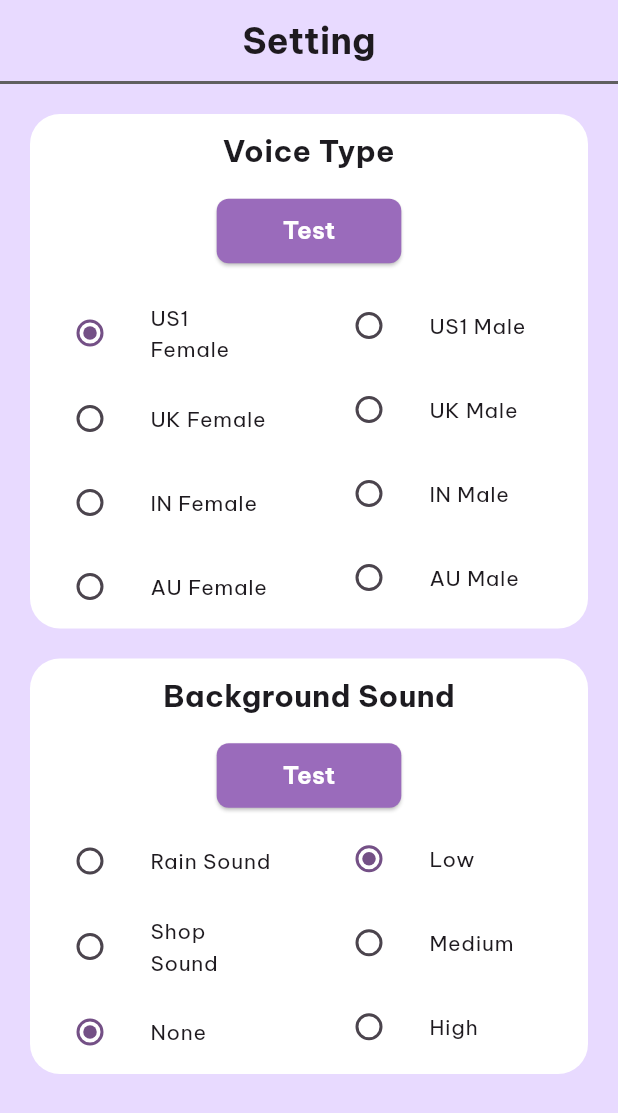
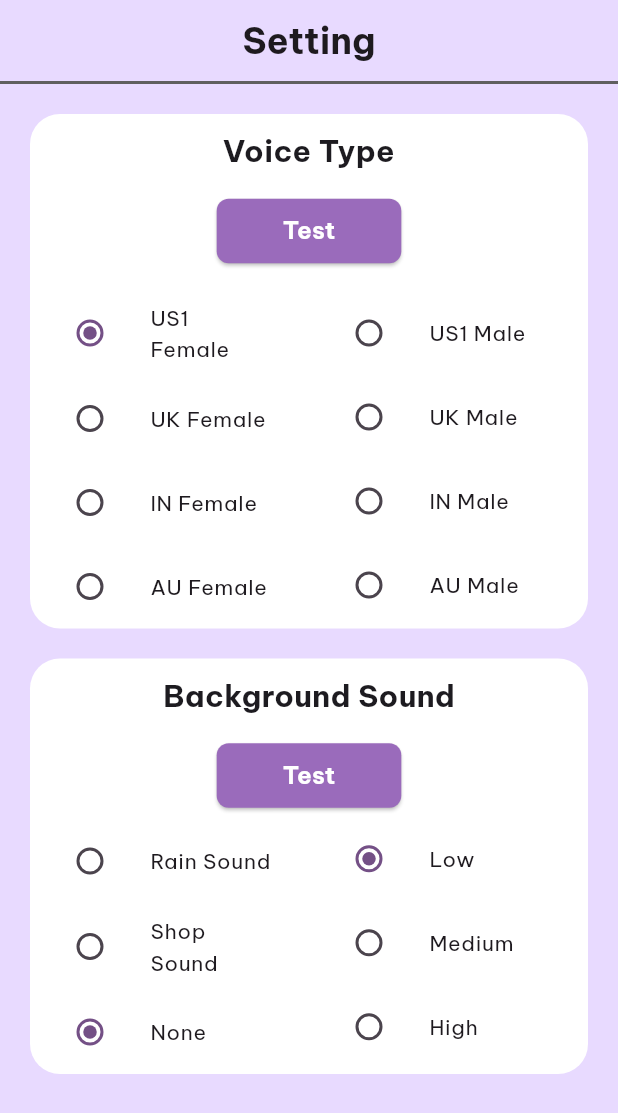
Before and after one commit to chateaumai/HearBat, a Flutter app: the ProfilePage screen opened directly, on a phone screen of 412 x 824 dp. Shown: the top 1113 px of the screen. Run offline on Flutter 3.47's test engine with Material 3 defaults, Android fonts, the phone set to English and light mode, and no system bars; our stand-ins replace audioplayers, auto_size_text, dotted_border, firebase_core, firebase_remote_config, flutter_animate and 3 more; missing offline and left inert: googleapis; accounts and stored records are empty.

Commit message:
Small sizedbox changes

```diff
--- a/lib/pages/profile_page.dart
+++ b/lib/pages/profile_page.dart
@@ -186,6 +186,7 @@ class ProfilePageState extends State<ProfilePage> {
                           padding: const EdgeInsets.only(top: 5.0),
                           child: Column(
                             children: [
+                              SizedBox(height: 10.0),
                               for (int i = 4; i < 8; i++)
                                 ListTile(
                                   title: Text(
--- a/lib/widgets/custom_module_card_widget.dart
+++ b/lib/widgets/custom_module_card_widget.dart
@@ -45,7 +45,7 @@ class CustomModuleCard extends StatelessWidget {
                 ),
                 textAlign: TextAlign.center,
               ),
-              SizedBox(height: 20),
+              SizedBox(height: 22),
               Padding(
                 padding: const EdgeInsets.fromLTRB(20.0, 5.0, 20.0, 5.0),
                 child: Column(
```
